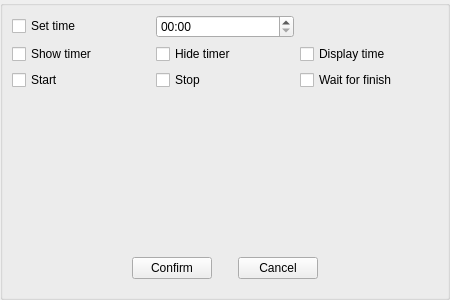
Qt form src/Editor/Script/TimerSnippetOverlay.ui (RemotelyChaotic/JOIPEngine) before a commit.
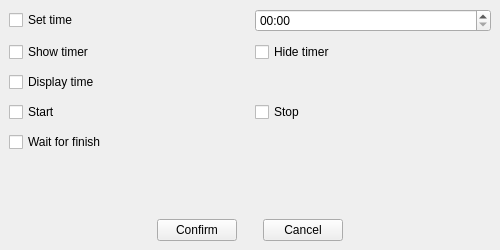
The same form after that commit.

Commit message: Dynamically resizable popups for code generation

```diff
--- a/src/Editor/Script/TimerSnippetOverlay.ui
+++ b/src/Editor/Script/TimerSnippetOverlay.ui
@@ -6,8 +6,8 @@
    <rect>
     <x>0</x>
     <y>0</y>
-    <width>450</width>
-    <height>300</height>
+    <width>500</width>
+    <height>250</height>
    </rect>
   </property>
   <property name="windowTitle">
@@ -26,91 +26,33 @@
    <property name="bottomMargin">
     <number>0</number>
    </property>
-   <property name="spacing">
+   <item row="0" column="0" colspan="2">
+    <widget class="QScrollArea" name="pScrollArea">
+     <property name="frameShape">
+      <enum>QFrame::NoFrame</enum>
+     </property>
+     <property name="frameShadow">
+      <enum>QFrame::Plain</enum>
+     </property>
+     <property name="lineWidth">
     <number>0</number>
    </property>
-   <item row="0" column="0">
-    <widget class="QGroupBox" name="groupBox">
-     <property name="title">
-      <string/>
+     <property name="widgetResizable">
+      <bool>true</bool>
+     </property>
+     <widget class="QWidget" name="scrollAreaWidgetContents">
+      <property name="geometry">
+       <rect>
+        <x>0</x>
+        <y>0</y>
+        <width>500</width>
+        <height>203</height>
+       </rect>
      </property>
      <layout class="QGridLayout" name="gridLayout_2">
-      <item row="4" column="0" colspan="3">
-       <widget class="QWidget" name="widget" native="true">
-        <layout class="QGridLayout" name="gridLayout_10">
-         <item row="2" column="2">
-          <spacer name="horizontalSpacer_5">
-           <property name="orientation">
-            <enum>Qt::Horizontal</enum>
-           </property>
-           <property name="sizeType">
-            <enum>QSizePolicy::Fixed</enum>
-           </property>
-           <property name="sizeHint" stdset="0">
-            <size>
-             <width>20</width>
-             <height>20</height>
-            </size>
-           </property>
-          </spacer>
-         </item>
-         <item row="2" column="1">
-          <widget class="QPushButton" name="pConfirmButton">
-           <property name="text">
-            <string>Confirm</string>
-           </property>
-          </widget>
-         </item>
-         <item row="2" column="0">
-          <spacer name="horizontalSpacer_6">
-           <property name="orientation">
-            <enum>Qt::Horizontal</enum>
-           </property>
-           <property name="sizeHint" stdset="0">
-            <size>
-             <width>40</width>
-             <height>20</height>
-            </size>
-           </property>
-          </spacer>
-         </item>
-         <item row="2" column="5">
-          <spacer name="horizontalSpacer_7">
-           <property name="orientation">
-            <enum>Qt::Horizontal</enum>
-           </property>
-           <property name="sizeHint" stdset="0">
-            <size>
-             <width>40</width>
-             <height>20</height>
-            </size>
-           </property>
-          </spacer>
-         </item>
-         <item row="2" column="3">
-          <widget class="QPushButton" name="pCancelButton">
-           <property name="text">
-            <string>Cancel</string>
-           </property>
-          </widget>
-         </item>
-        </layout>
-       </widget>
-      </item>
-      <item row="1" column="2">
-       <widget class="QCheckBox" name="pDisplayCheckBox">
-        <property name="text">
-         <string>Display time</string>
-        </property>
-       </widget>
-      </item>
-      <item row="1" column="0">
-       <widget class="QCheckBox" name="pShowCheckBox">
-        <property name="text">
-         <string>Show timer</string>
-        </property>
-       </widget>
-      </item>
+       <property name="spacing">
+        <number>10</number>
+       </property>
       <item row="0" column="0">
        <widget class="QCheckBox" name="pSetTimeCheckBox">
         <property name="text">
@@ -125,6 +67,13 @@
         </property>
        </widget>
       </item>
+       <item row="1" column="0">
+        <widget class="QCheckBox" name="pShowCheckBox">
+         <property name="text">
+          <string>Show timer</string>
+         </property>
+        </widget>
+       </item>
       <item row="1" column="1">
        <widget class="QCheckBox" name="pHideCheckBox">
         <property name="text">
@@ -132,28 +81,35 @@
         </property>
        </widget>
       </item>
-      <item row="2" column="2">
-       <widget class="QCheckBox" name="pWaitCheckBox">
+       <item row="2" column="0">
+        <widget class="QCheckBox" name="pDisplayCheckBox">
         <property name="text">
-         <string>Wait for finish</string>
+          <string>Display time</string>
         </property>
        </widget>
       </item>
-      <item row="2" column="0">
+       <item row="3" column="0">
        <widget class="QCheckBox" name="pStartCheckBox">
         <property name="text">
          <string>Start</string>
         </property>
        </widget>
       </item>
-      <item row="2" column="1">
+       <item row="3" column="1">
        <widget class="QCheckBox" name="pStopCheckBox">
         <property name="text">
          <string>Stop</string>
         </property>
        </widget>
       </item>
-      <item row="3" column="1">
+       <item row="4" column="0">
+        <widget class="QCheckBox" name="pWaitCheckBox">
+         <property name="text">
+          <string>Wait for finish</string>
+         </property>
+        </widget>
+       </item>
+       <item row="5" column="0" colspan="2">
        <spacer name="verticalSpacer">
         <property name="orientation">
          <enum>Qt::Vertical</enum>
@@ -161,10 +117,73 @@
         <property name="sizeHint" stdset="0">
          <size>
           <width>20</width>
-          <height>40</height>
+           <height>44</height>
          </size>
         </property>
        </spacer>
+       </item>
+      </layout>
+     </widget>
+    </widget>
+   </item>
+   <item row="1" column="0" colspan="2">
+    <widget class="QWidget" name="widget" native="true">
+     <layout class="QGridLayout" name="gridLayout_10">
+      <item row="2" column="2">
+       <spacer name="horizontalSpacer_5">
+        <property name="orientation">
+         <enum>Qt::Horizontal</enum>
+        </property>
+        <property name="sizeType">
+         <enum>QSizePolicy::Fixed</enum>
+        </property>
+        <property name="sizeHint" stdset="0">
+         <size>
+          <width>20</width>
+          <height>20</height>
+         </size>
+        </property>
+       </spacer>
+      </item>
+      <item row="2" column="1">
+       <widget class="QPushButton" name="pConfirmButton">
+        <property name="text">
+         <string>Confirm</string>
+        </property>
+       </widget>
+      </item>
+      <item row="2" column="0">
+       <spacer name="horizontalSpacer_6">
+        <property name="orientation">
+         <enum>Qt::Horizontal</enum>
+        </property>
+        <property name="sizeHint" stdset="0">
+         <size>
+          <width>40</width>
+          <height>20</height>
+         </size>
+        </property>
+       </spacer>
+      </item>
+      <item row="2" column="5">
+       <spacer name="horizontalSpacer_7">
+        <property name="orientation">
+         <enum>Qt::Horizontal</enum>
+        </property>
+        <property name="sizeHint" stdset="0">
+         <size>
+          <width>40</width>
+          <height>20</height>
+         </size>
+        </property>
+       </spacer>
+      </item>
+      <item row="2" column="3">
+       <widget class="QPushButton" name="pCancelButton">
+        <property name="text">
+         <string>Cancel</string>
+        </property>
+       </widget>
       </item>
      </layout>
     </widget>
```
Lines whose indentation alone changed are shown as unchanged. The commit also changes 23 other files.
